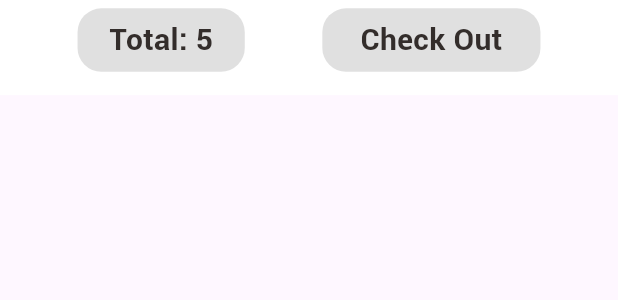
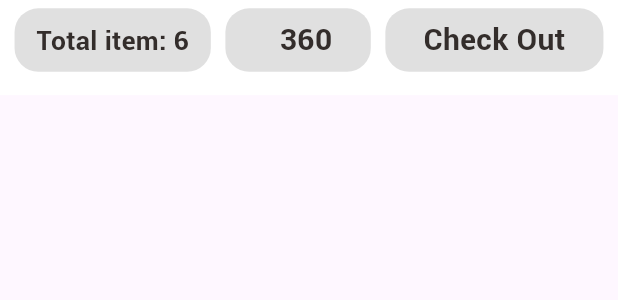
Before and after one commit to shadu-rz/Flavofleet, a Flutter app: the BottomNavCart widget shown alone on an empty page, opened directly, on a phone screen of 412 x 824 dp. Shown: the top 300 px of the screen. Run offline on Flutter 3.47's test engine with Material 2 defaults, Android fonts, the phone set to English and light mode, and no system bars; our stand-ins replace cloud_firestore, firebase_auth, firebase_core, firebase_storage, get, google_sign_in and 1 more; accounts and stored records are empty; network calls fail.

Commit message:
add total amount in cart

```diff
--- a/lib/Widgets/bottom_nav_cart.dart
+++ b/lib/Widgets/bottom_nav_cart.dart
@@ -21,13 +21,25 @@ class BottomNavCart extends StatelessWidget {
               Container(
                 margin: const EdgeInsets.only(bottom: 10),
                 height: Dimensions.height20 * 2,
-                width: Dimensions.height45 * 2.3,
+                width: Dimensions.height45 * 2.7,
                 decoration: BoxDecoration(
                     color: Colors.black12,
                     borderRadius:
                         BorderRadius.circular(Dimensions.radius15)),
                 child: Center(
-                  child: BigText(text: 'Total: 5'),
+                  child: BigText(text: 'Total item: 6',size: Dimensions.font20/1.2,),
+                ),
+              ),
+              Container(
+                margin: const EdgeInsets.only(bottom: 10),
+                height: Dimensions.height20 * 2,
+                width: Dimensions.height45 * 2,
+                decoration: BoxDecoration(
+                    color: Colors.black12,
+                    borderRadius:
+                        BorderRadius.circular(Dimensions.radius15)),
+                child: Center(
+                  child: BigText(text: '₹ 360'),
                 ),
               ),
               Container(
```
Also changed, not shown: lib/Widgets/cart_list_widget.dart (+10 -15 lines), lib/model/product_model.dart (+10 -4 lines).
